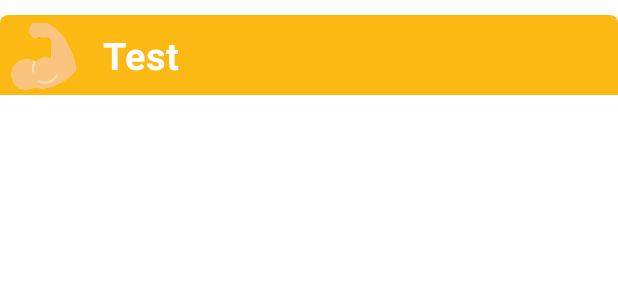
After one commit to BenTrk/BudaJam_App, an Android app: the layout custom_dropdown_layout.xml on its own in the app's theme, with its tools: preview values and no code run, on a phone screen of 412 x 824 dp. The commit adds this screen. Shown: the top 300 px of the screen. Run offline under Robolectric (Android 15) with nearby library versions, the phone set to English and light mode, and no system bars.

Commit message:
Finally a great display for the "dropdown"

```diff
--- a/app/src/main/res/layout/activity_checkout.xml
+++ b/app/src/main/res/layout/activity_checkout.xml
@@ -172,7 +172,7 @@
         <LinearLayout
             android:layout_width="match_parent"
             android:layout_height="wrap_content"
-            android:id="@+id/linearLayout"
+            android:id="@+id/linearLayoutDropDown"
             android:orientation="vertical"
             android:gravity="start">
         </LinearLayout>
--- a/app/src/main/res/layout/activity_main.xml
+++ b/app/src/main/res/layout/activity_main.xml
@@ -66,7 +66,8 @@
                     android:layout_below="@+id/buttonShowDropDown"
                     android:id="@+id/popupRelative"
                     android:layout_centerHorizontal="true"
-                    android:orientation="horizontal" />
+                    android:orientation="horizontal"
+                    android:paddingBottom="10dp"/>
 
             </RelativeLayout>
 
--- /dev/null
+++ b/app/src/main/res/layout/custom_dropdown_layout.xml
@@ -0,0 +1,50 @@
+<?xml version="1.0" encoding="utf-8"?>
+<RelativeLayout xmlns:android="http://schemas.android.com/apk/res/android"
+    xmlns:tools="http://schemas.android.com/tools"
+    android:layout_width="match_parent"
+    android:layout_height="wrap_content"
+    android:layout_marginTop="10dp"
+    android:background="@drawable/route_spinner_background">
+
+    <RelativeLayout
+        android:id="@+id/routeDropDownRelativeLayout"
+        android:layout_width="match_parent"
+        android:layout_height="wrap_content"
+        android:paddingLeft="5dp"
+        android:paddingTop="5dp">
+
+    <ImageView
+        android:id="@+id/routeDiffImageView"
+        android:layout_width="wrap_content"
+        android:layout_height="wrap_content"
+        android:src="@mipmap/muscle"
+        android:paddingEnd="5dp"
+        android:layout_centerVertical="true"
+        tools:ignore="RtlSymmetry" />
+
+    <LinearLayout
+        android:id="@+id/textContainerLinearLayout"
+        android:layout_width="wrap_content"
+        android:layout_height="wrap_content"
+        android:layout_centerVertical="true"
+        android:layout_toEndOf="@+id/routeDiffImageView"
+        android:orientation="vertical"
+        android:paddingStart="10dp"
+        android:paddingEnd="10dp">
+
+        <TextView
+            android:id="@+id/routeNameTextView"
+            android:layout_width="wrap_content"
+            android:layout_height="wrap_content"
+            android:theme="@style/routeNameStyle"
+            android:text="Test"/>
+    </LinearLayout>
+
+    </RelativeLayout>
+    <View
+        android:layout_width="match_parent"
+        android:layout_height= "10dp"
+        android:layout_below="@+id/routeDropDownRelativeLayout"
+        android:background="@android:color/white" />
+
+</RelativeLayout>
--- a/app/src/main/res/values/styles.xml
+++ b/app/src/main/res/values/styles.xml
@@ -136,6 +136,11 @@
         <item name="android:textColor">@color/icons</item>
         <item name="android:textSize">15sp</item>
     </style>
+    <style name="routeNameStyle">
+        <item name="android:textStyle">bold</item>
+        <item name="android:textColor">@color/icons</item>
+        <item name="android:textSize">25sp</item>
+    </style>
 
     <style name="removeDetailsStyle">
         <item name="android:textStyle">bold</item>
```
Also changed, not shown: app/src/main/java/com/example/budajam/CheckOutActivity.java (+32 -72 lines), app/src/main/java/com/example/budajam/MainActivity.java (+32 -71 lines).
